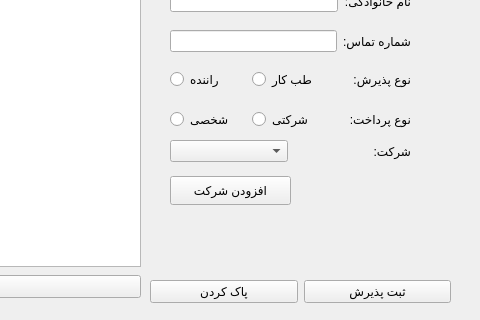
Qt form menu.ui (BehnamYousefiSheikhRobat/newest) before a commit; both pictures show x 600 to 1080 and y 194 to 514 of the 1080 by 778 pixel window.
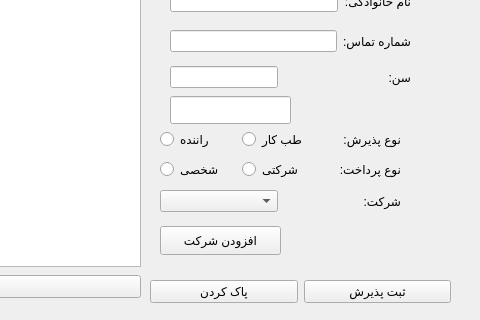
The same form after that commit.

Patch:
```diff
--- a/menu.ui
+++ b/menu.ui
@@ -595,8 +595,8 @@
    <widget class="QWidget" name="layoutWidget">
     <property name="geometry">
      <rect>
-      <x>770</x>
-      <y>300</y>
+      <x>760</x>
+      <y>350</y>
       <width>241</width>
       <height>27</height>
      </rect>
@@ -698,8 +698,8 @@
    <widget class="QWidget" name="layoutWidget">
     <property name="geometry">
      <rect>
-      <x>770</x>
-      <y>260</y>
+      <x>760</x>
+      <y>320</y>
       <width>241</width>
       <height>27</height>
      </rect>
@@ -731,8 +731,8 @@
    <widget class="QWidget" name="layoutWidget">
     <property name="geometry">
      <rect>
-      <x>770</x>
-      <y>330</y>
+      <x>760</x>
+      <y>380</y>
       <width>241</width>
       <height>30</height>
      </rect>
@@ -773,8 +773,8 @@
    <widget class="QPushButton" name="addCompanyButton">
     <property name="geometry">
      <rect>
-      <x>770</x>
-      <y>370</y>
+      <x>760</x>
+      <y>420</y>
       <width>121</width>
       <height>29</height>
      </rect>
@@ -931,6 +931,38 @@
      <string>شرکت:</string>
     </property>
    </widget>
+   <widget class="QLineEdit" name="aEdit">
+    <property name="geometry">
+     <rect>
+      <x>770</x>
+      <y>290</y>
+      <width>121</width>
+      <height>28</height>
+     </rect>
+    </property>
+   </widget>
+   <widget class="QWidget" name="">
+    <property name="geometry">
+     <rect>
+      <x>770</x>
+      <y>260</y>
+      <width>241</width>
+      <height>30</height>
+     </rect>
+    </property>
+    <layout class="QFormLayout" name="formLayout">
+     <item row="0" column="0">
+      <widget class="QLineEdit" name="ageedit"/>
+     </item>
+     <item row="0" column="1">
+      <widget class="QLabel" name="label_4">
+       <property name="text">
+        <string>سن:</string>
+       </property>
+      </widget>
+     </item>
+    </layout>
+   </widget>
   </widget>
  </widget>
  <tabstops>
```
